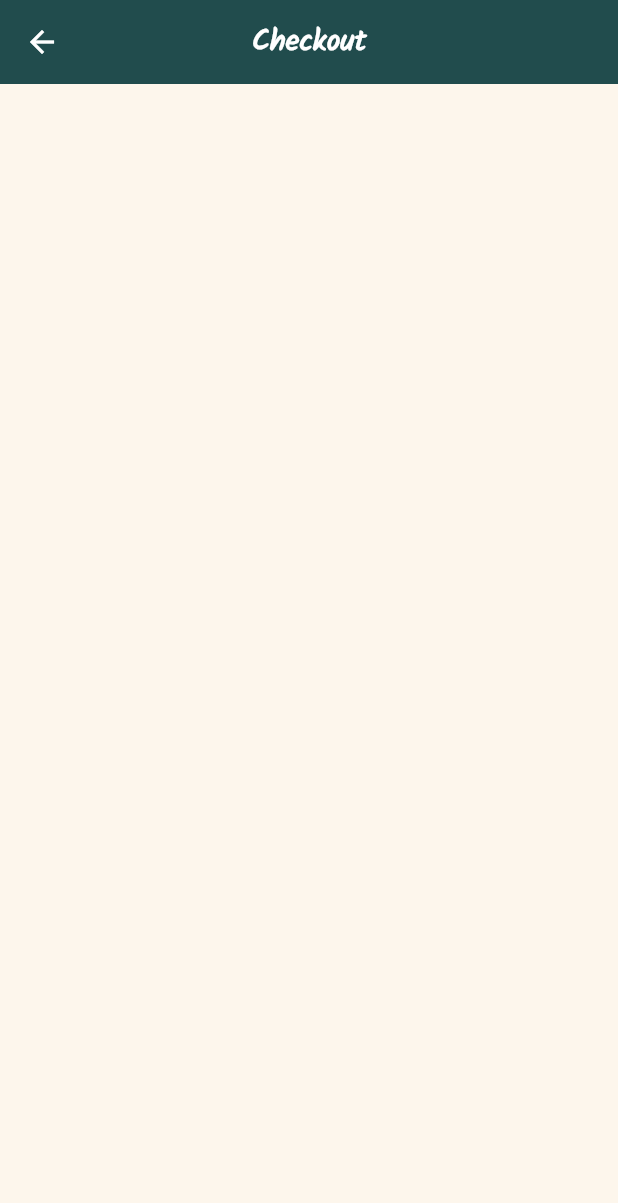
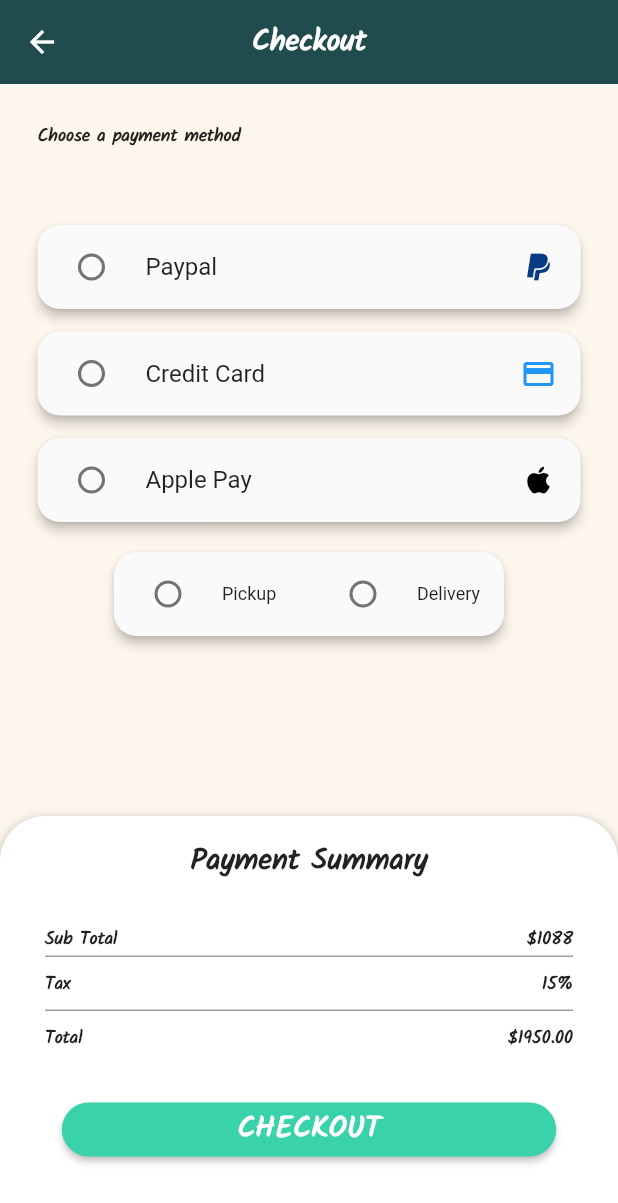
Before and after one commit to Kevin-Halll/pharmacy_store, a Flutter app: the Checkout screen opened by its route, on a phone screen of 412 x 824 dp. Shown: the top 1203 px of the screen. Run offline on Flutter 3.47's test engine with Material 2 defaults, Android fonts, the phone set to English and light mode, and no system bars; our stand-ins replace font_awesome_flutter.

Commit message:
payment screen made

```diff
--- a/lib/screens/checkout-screen.dart
+++ b/lib/screens/checkout-screen.dart
@@ -1,10 +1,20 @@
 import 'package:flutter/material.dart';
 import 'package:pharmacy_store/utils/colors.dart';
 import 'package:pharmacy_store/utils/text.dart';
+import 'package:pharmacy_store/widgets/SummaryCard.dart';
 
-class Checkout extends StatelessWidget {
+class Checkout extends StatefulWidget {
   const Checkout({Key? key}) : super(key: key);
 
+  @override
+  State<Checkout> createState() => _CheckoutState();
+}
+
+class _CheckoutState extends State<Checkout> {
+
+  String? gender;
+  String? delivery;
+  String? payment;
   @override
   Widget build(BuildContext context) {
     return Scaffold(
@@ -18,6 +28,137 @@ class Checkout extends StatelessWidget {
         title: TextLG(text: "Checkout", color: Colors.white,),
         centerTitle: true,
       ),
+      body: Column(
+        children: [
+          Expanded(
+            child: Container(
+              child: Column(
+                crossAxisAlignment: CrossAxisAlignment.start,
+                children: [
+                  Padding(padding: EdgeInsets.all(25),
+                    child: TextMD(text: "Choose a payment method"),
+                  ),
+                  Form(
+                    child: Padding(
+                      padding: const EdgeInsets.all(25.0),
+                      child: Column(
+                        children: [
+                          Material(
+                             elevation: 3,
+                            borderRadius: BorderRadius.circular(15),
+                            child: RadioListTile(
+                              title: Row(
+                                mainAxisAlignment: MainAxisAlignment.spaceBetween,
+                                children: [
+                                  Text("Paypal"),
+                                  Icon(Icons.paypal, color: Color(0xFF0A3B82),)
+                                ],
+                              ),
+                              value: "paypal",
+                              groupValue: payment,
+                              onChanged: (value){
+                                setState(() {
+                                  payment = value.toString();
+                                });
+                              },
+                            ),
+                          ),
+                          SizedBox(height: 15,),
+                          Material(
+                            elevation: 3,
+                            borderRadius: BorderRadius.circular(15),
+                            child: RadioListTile(
+                              title: Row(
+                                mainAxisAlignment: MainAxisAlignment.spaceBetween,
+                                children: [
+                                  Text("Credit Card"),
+                                  Icon(Icons.credit_card, color: Colors.blue,)
+                                ],
+                              ),
+                              value: "credit-card",
+                              groupValue: payment,
+                              onChanged: (value){
+                                setState(() {
+                                  payment = value.toString();
+                                });
+                              },
+                            ),
+                          ),
+                          SizedBox(height: 15,),
+                          Material(
+                            elevation: 3,
+                            borderRadius: BorderRadius.circular(15),
+                            child: RadioListTile(
+                              title: Row(
+                                mainAxisAlignment: MainAxisAlignment.spaceBetween,
+                                children: [
+                                  Text("Apple Pay"),
+                                  Icon(Icons.apple, color: Colors.black,)
+                                ],
+                              ),
+                              value: "apple-pay",
+                              groupValue: payment,
+                              onChanged: (value){
+                                setState(() {
+                                  payment = value.toString();
+                                });
+                              },
+                            ),
+                          ),
+                          SizedBox(height: 20,),
+                          SizedBox(
+                            width: 260,
+                            child: Material(
+                              elevation: 3,
+                              borderRadius: BorderRadius.circular(15),
+                              child: Row(
+                                children: [
+                                  Flexible(
+                                    child: RadioListTile(
+                                      title: Text("Pickup", style: TextStyle(fontSize: 12)),
+                                      value: "pickup",
+                                      groupValue: delivery,
+                                      onChanged: (value){
+                                        setState(() {
+                                          delivery = value.toString();
+                                        });
+                                      },
+                                    ),
+                                  ),
+                                  Flexible(
+                                    child: RadioListTile(
+                                      title: Text("Delivery", style: TextStyle(fontSize: 12),),
+                                      value: "delivery",
+                                      groupValue: delivery,
+                                      onChanged: (value){
+                                        setState(() {
+                                          delivery = value.toString();
+                                        });
+                                      },
+                                    ),
+                                  ),
+                                ],
+                              ),
+                            ),
+                          ),
+                        ],
+                      ),
+                    ),
+                  ),
+                  Expanded(
+                    child: Column(
+                      mainAxisAlignment: MainAxisAlignment.end,
+                      children: [
+                        SummaryCard(),
+                      ],
+                    ),
+                  )
+                ],
+              ),
+            ),
+          )
+        ],
+      ),
     );
   }
 }
```
